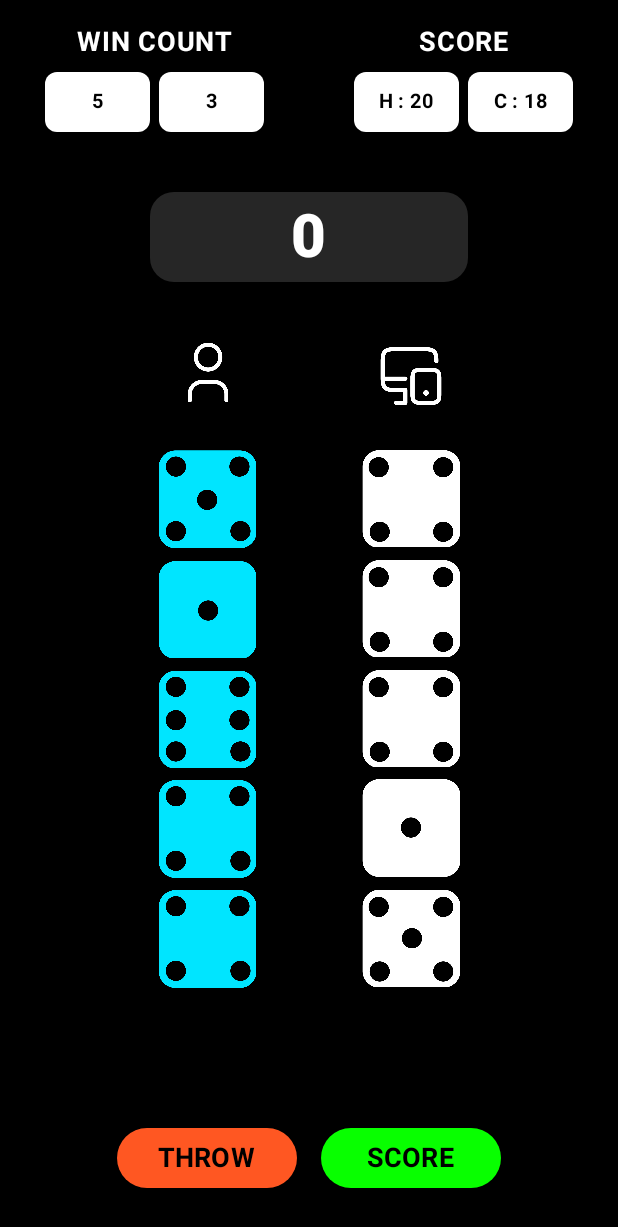
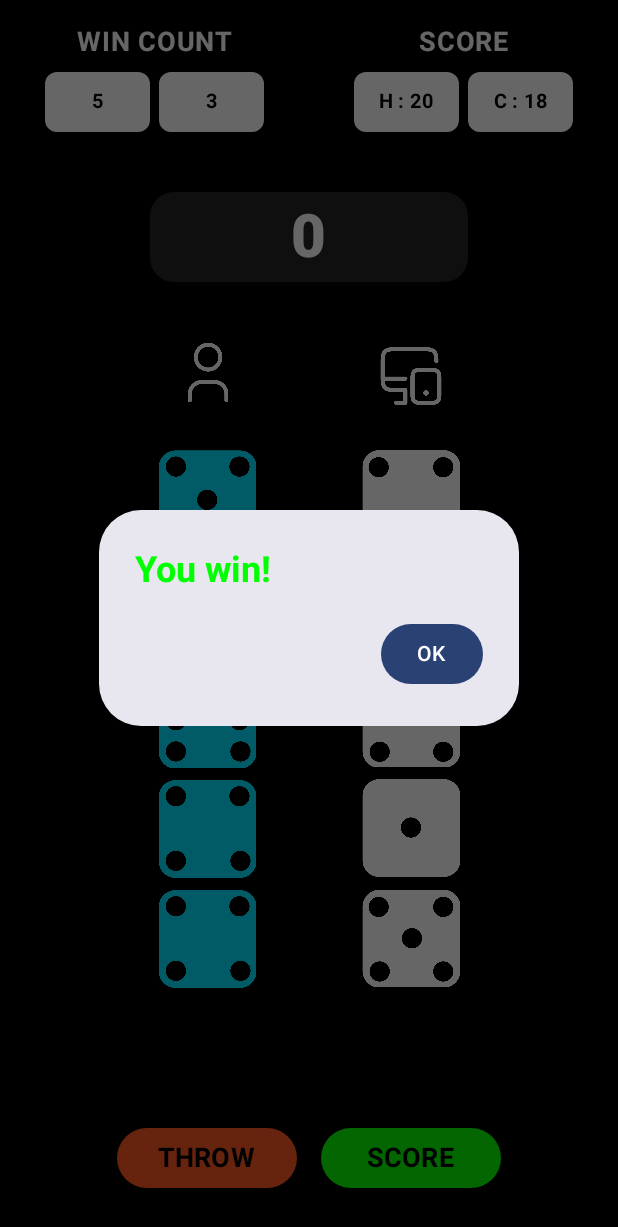
Before and after one commit to CodeWhi5per/Dice-Game-Using-Kotlin, an Android app built with Jetpack Compose: the composable GameScreen called with empty values, after a tap on "SCORE", on a phone screen of 412 x 824 dp. Shown: the top 1227 px of the screen. Run offline under Robolectric (Android 15) with nearby library versions, the phone set to English and light mode, and no system bars.

Commit message:
Add win lose dialog boxes

```diff
--- a/app/src/main/java/com/example/dice_game_assignment/GameScreen.kt
+++ b/app/src/main/java/com/example/dice_game_assignment/GameScreen.kt
@@ -28,6 +28,9 @@ fun GameScreen(targetScore: Int) {
     var computerTotalScore by remember { mutableIntStateOf(0) }
     var selectedDice by remember { mutableStateOf(List(5) { false }) }
     var computerSelectedDice by remember { mutableStateOf(List(5) { false }) }
+    var showWinDialog by remember { mutableStateOf(false) }
+    var winMessage by remember { mutableStateOf("") }
+    var winMessageColor by remember { mutableStateOf(Color.White) }
 
     fun updateScores() {
         leftDiceSum = leftDiceImages.sum()
@@ -36,6 +39,16 @@ fun GameScreen(targetScore: Int) {
         computerTotalScore += rightDiceSum
         selectedDice = List(5) { false } // Clear the red borders
         computerSelectedDice = List(5) { false } // Clear the green borders
+
+        if (humanTotalScore >= targetScore) {
+            winMessage = "You win!"
+            winMessageColor = Color.Green
+            showWinDialog = true
+        } else if (computerTotalScore >= targetScore) {
+            winMessage = "You lose"
+            winMessageColor = Color.Red
+            showWinDialog = true
+        }
     }
 
     fun rerollDice() {
@@ -307,4 +320,23 @@ fun GameScreen(targetScore: Int) {
             }
         }
     }
+
+    if (showWinDialog) {
+        AlertDialog(
+            onDismissRequest = { showWinDialog = false },
+            confirmButton = {
+                Button(onClick = { showWinDialog = false }) {
+                    Text("OK")
+                }
+            },
+            title = {
+                Text(
+                    text = winMessage,
+                    color = winMessageColor,
+                    fontSize = 24.sp,
+                    fontWeight = FontWeight.Bold
+                )
+            }
+        )
+    }
 }
```
